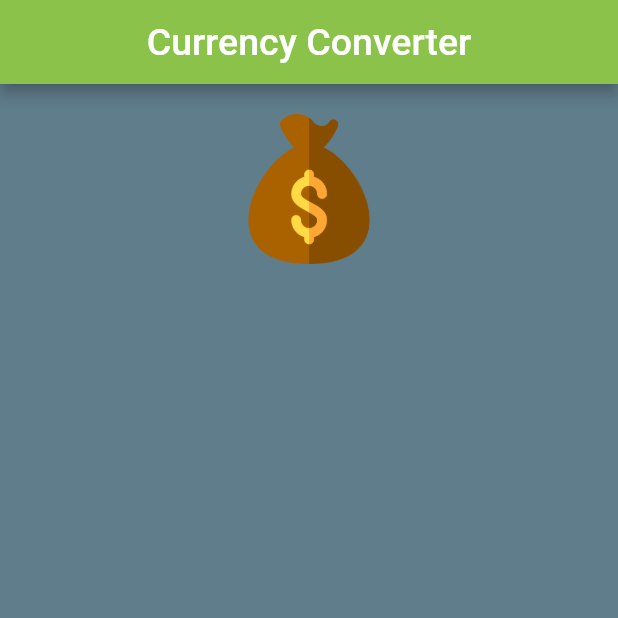
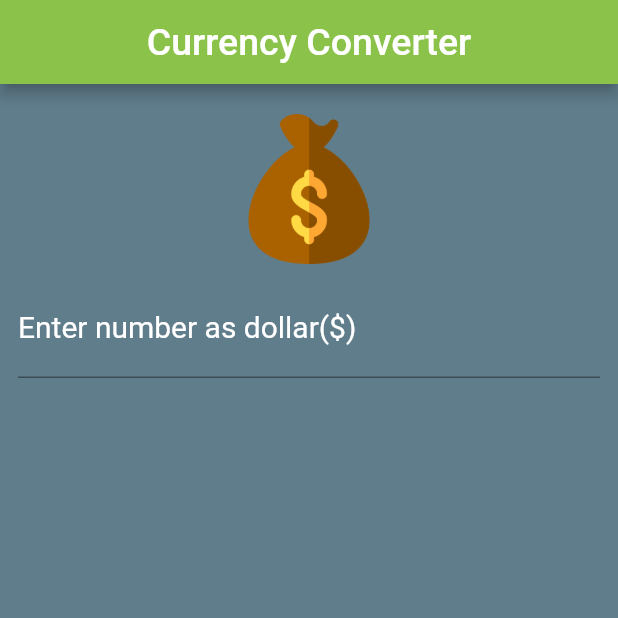
Before and after one commit to robin3317/Flutter_CurrencyConverter, a Flutter app: the screen it shows after launch, on a phone screen of 412 x 824 dp, the top half of it. Run offline on Flutter 3.47's test engine with Material 2 defaults, Android fonts, the phone set to English and light mode, and no system bars.

Commit message:
text input field is done

```diff
--- a/lib/ui/home.dart
+++ b/lib/ui/home.dart
@@ -22,21 +22,39 @@ class HomeState extends State<Home> {
       backgroundColor: Colors.blueGrey,
 
       //body
-      body: new Column(
-        mainAxisAlignment: MainAxisAlignment.start,
+      body: new Container(
+        child: new ListView(
           children: <Widget>[
             new Padding(padding: EdgeInsets.only(top: 20.0)),
             //image
             new Center(
               child: new Image.asset("images/currency.png", width: 150.0, height: 100.0),
             ),
+            //text field
+            new Container(
+              margin: const EdgeInsets.only(right: 12.0, left: 12.0, top: 10.0),
+              child: new TextField(
+                controller: null,
+                keyboardType: TextInputType.number,
+                decoration: new InputDecoration(
+                  labelText: "Enter number as dollar(\$)",
+                  labelStyle: new TextStyle(color: Colors.white),
+                  hintText: "Enter here",
+                ),
+                style: new TextStyle(
+                  fontSize: 20.0,
+                  color: Colors.lightGreen
+                ),
+              ),
+            ),
+            //radio button
+
           ],
 
         ),
-        //text field
-        //radio button
-        //convert button
-        //show result
+      ),
+        //TODO: convert button
+        //TODO: show result
     );
   }
 }
```
Lines whose indentation alone changed are shown as unchanged.
